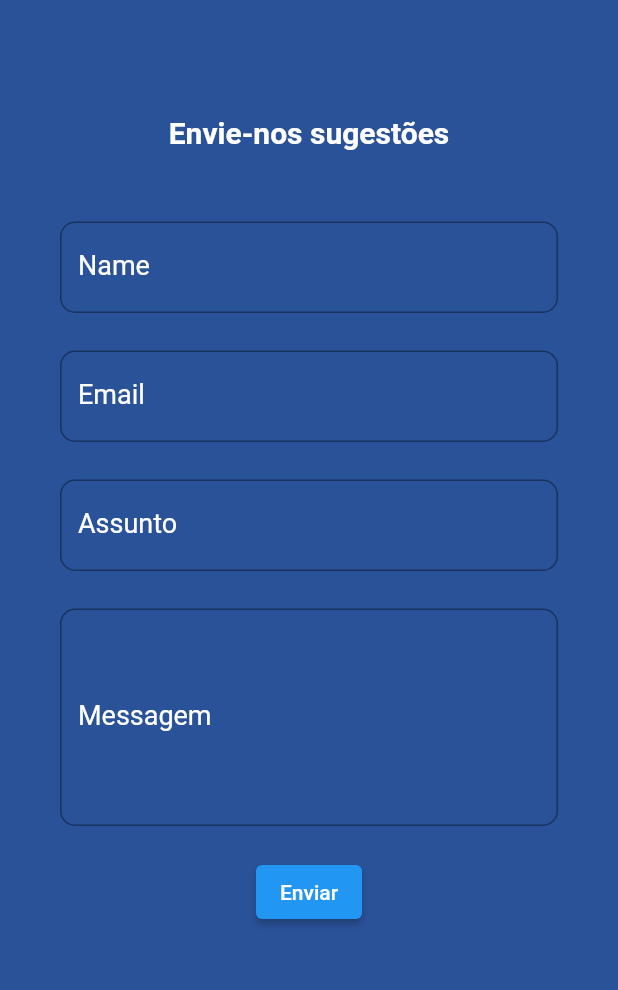
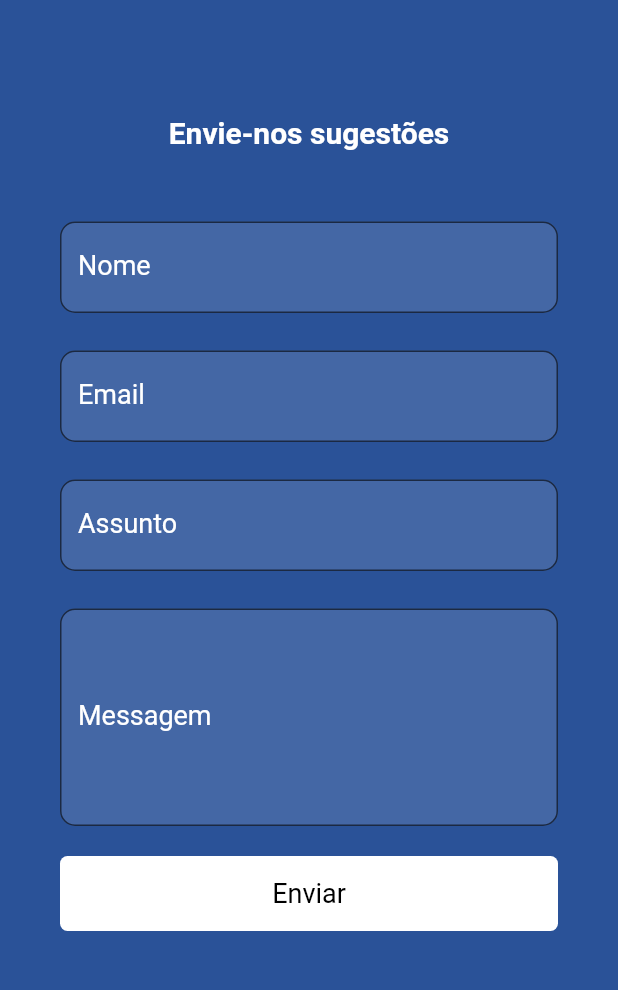
Before and after one commit to eduardoesnc/InsuranceTech, a Flutter app: the EnvioSugestoes screen opened by its route, on a phone screen of 412 x 824 dp, the part 92-1082 px from its top. Run offline on Flutter 3.47's test engine with Material 2 defaults, Android fonts, the phone set to English and light mode, and no system bars; our stand-ins replace cloud_firestore, email_validator, file_picker, firebase_auth, firebase_core, firebase_storage and 4 more; missing offline and left inert: mailer; accounts and stored records are empty.

Commit message:
Alguns ajustes

```diff
--- a/lib/pages/sugestoes.page.dart
+++ b/lib/pages/sugestoes.page.dart
@@ -1,8 +1,8 @@
-import 'dart:io';
 import 'package:mailer/mailer.dart';
 import 'package:mailer/smtp_server.dart';
 import 'package:flutter/material.dart';
 import '../components/drawer.dart';
+import '../components/largeButton.dart';
 import '../components/pageTitle.dart';
 
 class EnvioSugestoes extends StatefulWidget {
@@ -17,6 +17,8 @@ class EnvioSugestoes extends StatefulWidget {
 class _EnvioSugestoesState extends State<EnvioSugestoes> {
   final _formKey = GlobalKey<FormState>();
   final _nameController = TextEditingController();
+
+  ////final _nameController = TextEditingController();
   final _emailController = TextEditingController();
   final _subjectController = TextEditingController();
   final _messageController = TextEditingController();
@@ -58,7 +60,9 @@ class _EnvioSugestoesState extends State<EnvioSugestoes> {
                       return null;
                     },
                     decoration: const InputDecoration(
-                      labelText: 'Name',
+                      filled: true,
+                      fillColor: Colors.white12,
+                      labelText: 'Nome',
                       hintText: 'Nome *',
                       hintStyle: TextStyle(
                         color: Colors.white24,
@@ -111,12 +115,6 @@ class _EnvioSugestoesState extends State<EnvioSugestoes> {
                       fontSize: 18,
                       color: Colors.white,
                     ),
-                    // validator: (value) {
-                    //   if (value?.isEmpty ?? true) {
-                    //     return 'Por favor, digite o nome';
-                    //   }
-                    //   return null;
-                    // },
                   ),
                   const SizedBox(height: 25),
                   TextFormField(
@@ -132,6 +130,8 @@ class _EnvioSugestoesState extends State<EnvioSugestoes> {
                     },
                     keyboardType: TextInputType.emailAddress,
                     decoration: const InputDecoration(
+                      filled: true,
+                      fillColor: Colors.white12,
                       labelText: 'Email',
                       hintText: 'Email *',
                       hintStyle: TextStyle(
@@ -184,16 +184,6 @@ class _EnvioSugestoesState extends State<EnvioSugestoes> {
                       fontSize: 18,
                       color: Colors.white,
                     ),
-
-                    ///   validator: (value) {
-                    //   if (value?.isEmpty ?? true) {
-                    //     return 'Por favor digite seu e-mail';
-                    //   } else if (!RegExp(r'^[\w-.]+@([\w-]+.)+[\w-]{2,4}$')
-                    //       .hasMatch(value!)) {
-                    //     return 'Por favor, digite um e-mail válido';
-                    //   }
-                    //   return null;
-                    // },
                   ),
                   const SizedBox(height: 25),
                   TextFormField(
@@ -205,6 +195,8 @@ class _EnvioSugestoesState extends State<EnvioSugestoes> {
                       return null;
                     },
                     decoration: const InputDecoration(
+                      filled: true,
+                      fillColor: Colors.white12,
                       labelText: 'Assunto',
                       hintText: 'Assunto *',
                       hintStyle: TextStyle(
@@ -254,12 +246,6 @@ class _EnvioSugestoesState extends State<EnvioSugestoes> {
                       fontSize: 18,
                       color: Colors.white,
                     ),
-                    // validator: (value) {
-                    //   if (value?.isEmpty ?? true) {
-                    //     return 'Por favor digite o assunto';
-                    //   }
-                    //   return null;
-                    // },
                   ),
                   const SizedBox(height: 25),
                   TextFormField(
@@ -271,6 +257,8 @@ class _EnvioSugestoesState extends State<EnvioSugestoes> {
                       return null;
                     },
                     decoration: const InputDecoration(
+                      filled: true,
+                      fillColor: Colors.white12,
                       labelText: 'Messagem',
                       hintText: 'Menssagem *',
                       hintStyle: TextStyle(
@@ -305,8 +293,10 @@ class _EnvioSugestoesState extends State<EnvioSugestoes> {
                         borderRadius: BorderRadius.all(
                           Radius.circular(10),
                         ),
-                        borderSide:
-                            BorderSide(color: Colors.orangeAccent, width: 2.0),
+                        borderSide: BorderSide(
+                          color: Colors.orangeAccent,
+                          width: 2.0,
+                        ),
                       ),
                       focusedErrorBorder: OutlineInputBorder(
                         borderRadius: BorderRadius.all(
@@ -327,7 +317,8 @@ class _EnvioSugestoesState extends State<EnvioSugestoes> {
                   const SizedBox(
                     height: 20,
                   ),
-                  ElevatedButton(
+                  LargeButton(
+                    texto: 'Enviar',
                     onPressed: () {
                       if (_formKey.currentState!.validate()) {
                         sendEmail();
@@ -343,7 +334,6 @@ class _EnvioSugestoesState extends State<EnvioSugestoes> {
                         );
                       }
                     },
-                    child: const Text('Enviar'),
                   ),
                   const SizedBox(height: 40),
                 ],
@@ -356,6 +346,9 @@ class _EnvioSugestoesState extends State<EnvioSugestoes> {
   }
 
   void sendEmail() async {
+    final name = _nameController.text;
+    final email = _emailController.text;
+    final messagem = _messageController.text;
     final smtpServer = SmtpServer(
       'smtp.gmail.com',
       port: 587,
@@ -369,7 +362,7 @@ class _EnvioSugestoesState extends State<EnvioSugestoes> {
       ..from = Address(_emailController.text, _nameController.text)
       ..recipients.add('itappcontato@gmail.com')
       ..subject = _subjectController.text
-      ..text = _messageController.text;
+      ..text = 'Nome: $name\n\nEmail: $email\n\nMensagem: $messagem';
 
     try {
       await send(message, smtpServer);
```
